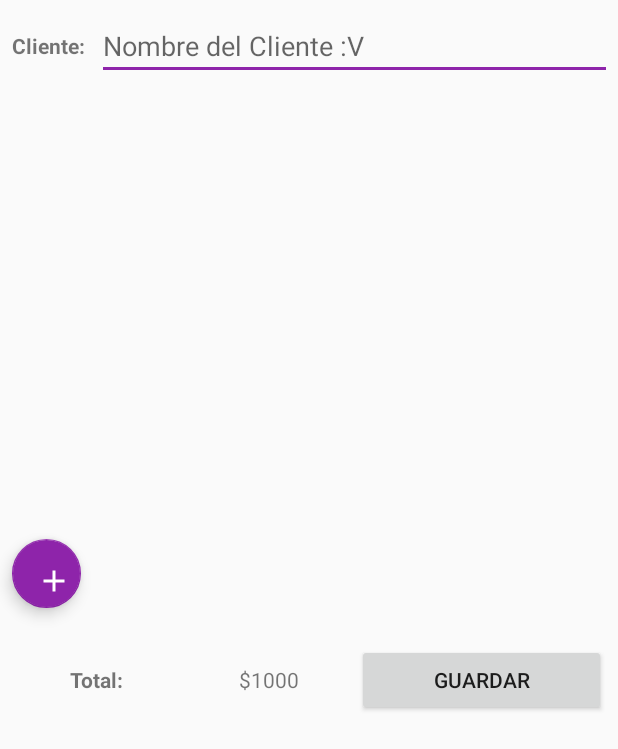
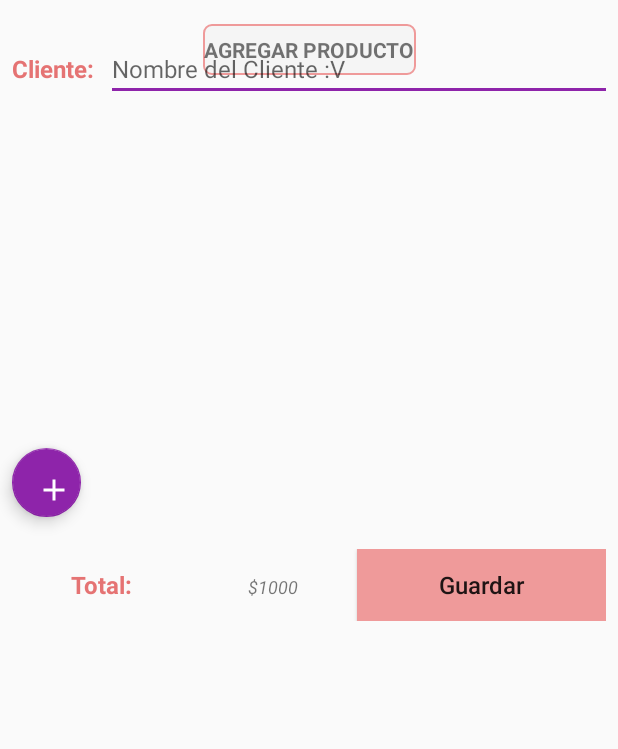
Before and after one commit to SebasAA/ParcialFinalApp, an Android app: the layout agregar_producto_activity.xml on its own in the app's theme, with its tools: preview values and no code run, on a phone screen of 412 x 824 dp. Shown: the top 749 px of the screen. Run offline under Robolectric (Android 15) with nearby library versions, the phone set to English and light mode, and no system bars.

Commit message:
mejorada activity agregar producto

```diff
--- a/app/src/main/res/layout/agregar_producto_activity.xml
+++ b/app/src/main/res/layout/agregar_producto_activity.xml
@@ -5,11 +5,30 @@
     android:layout_width="match_parent"
     android:layout_height="match_parent">
 
+    <TextView
+        android:id="@+id/textView8"
+        android:layout_width="wrap_content"
+        android:layout_height="34dp"
+        android:gravity="center"
+        android:layout_marginEnd="8dp"
+        android:layout_marginLeft="8dp"
+        android:layout_marginRight="8dp"
+        android:layout_marginStart="8dp"
+        android:layout_marginTop="16dp"
+        android:background="@drawable/rounded_rectangle_grey"
+        android:text="AGREGAR PRODUCTO"
+        android:textAlignment="center"
+        android:textStyle="bold"
+        app:layout_constraintEnd_toEndOf="parent"
+        app:layout_constraintStart_toStartOf="parent"
+        app:layout_constraintTop_toTopOf="parent" />
+
     <LinearLayout
         android:id="@+id/linearLayout"
         android:layout_width="match_parent"
         android:layout_height="wrap_content"
         android:layout_margin="8dp"
+        android:layout_marginBottom="8dp"
         android:layout_marginEnd="8dp"
         android:layout_marginLeft="8dp"
         android:layout_marginRight="8dp"
@@ -17,9 +36,12 @@
         android:layout_marginTop="8dp"
         android:orientation="horizontal"
         android:weightSum="3"
+        app:layout_constraintBottom_toTopOf="@+id/recyclerView"
         app:layout_constraintEnd_toEndOf="parent"
+        app:layout_constraintHorizontal_bias="0.0"
         app:layout_constraintStart_toStartOf="parent"
-        app:layout_constraintTop_toTopOf="parent">
+        app:layout_constraintTop_toBottomOf="@+id/textView8"
+        app:layout_constraintVertical_bias="0.307">
 
         <TextView
             android:id="@+id/textView3"
@@ -29,6 +51,8 @@
             android:layout_weight="1"
             android:gravity="center"
             android:text="Cliente:"
+            android:textColor="@color/colorPrimaryDark"
+            android:textSize="16sp"
             android:textStyle="bold" />
 
         <EditText
@@ -37,21 +61,24 @@
             android:layout_marginLeft="8dp"
             android:layout_marginRight="4dp"
             android:layout_weight="2"
-            android:hint="Nombre del Cliente :V" />
+            android:hint="Nombre del Cliente :V"
+            android:textSize="16sp" />
 
     </LinearLayout>
 
     <android.support.v7.widget.RecyclerView
         android:id="@+id/recyclerView"
         android:layout_width="match_parent"
-        android:layout_height="345dp"
+        android:layout_height="286dp"
         android:layout_marginEnd="8dp"
         android:layout_marginLeft="8dp"
         android:layout_marginRight="8dp"
         android:layout_marginStart="8dp"
         app:layout_constraintEnd_toEndOf="parent"
+        app:layout_constraintHorizontal_bias="0.0"
         app:layout_constraintStart_toStartOf="parent"
-        tools:layout_editor_absoluteY="62dp"></android.support.v7.widget.RecyclerView>
+        tools:layout_editor_absoluteY="134dp"
+        tools:ignore="MissingConstraints"></android.support.v7.widget.RecyclerView>
 
     <android.support.design.widget.FloatingActionButton
         android:layout_width="46dp"
@@ -75,7 +102,7 @@
         android:layout_marginLeft="8dp"
         android:layout_marginRight="8dp"
         android:layout_marginStart="8dp"
-        android:layout_marginTop="84dp"
+        android:layout_marginTop="80dp"
         android:orientation="horizontal"
         android:weightSum="3"
         app:layout_constraintEnd_toEndOf="parent"
@@ -89,21 +116,28 @@
             android:layout_weight="1"
             android:text="Total:"
             android:textAlignment="center"
-            android:textStyle="bold"/>
+            android:textColor="@color/colorPrimaryDark"
+            android:textSize="16sp"
+            android:textStyle="bold" />
 
         <TextView
             android:layout_width="wrap_content"
             android:layout_height="wrap_content"
             android:layout_weight="1"
             android:text="$1000"
-            android:textAlignment="center" />
+            android:textAlignment="center"
+            android:textSize="12sp"
+            android:textStyle="italic" />
 
         <Button
             android:layout_width="wrap_content"
             android:layout_height="wrap_content"
             android:layout_weight="1"
+            android:background="@color/colorPrimary"
             android:gravity="center"
-            android:text="Guardar" />
+            android:text="Guardar"
+            android:textAllCaps="false"
+            android:textSize="16sp" />
 
     </LinearLayout>
 
```
